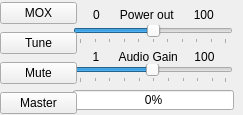
Before: the Qt Designer form trunk/src/QtRadio/ctl.ui in alexlee188/ghpsdr3-alex, drawn with Qt 5.
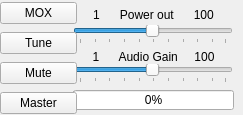
After: the same form once the commit is applied.

Commit message: Added TX power and swr meter.

Patch:
```diff
--- a/trunk/src/QtRadio/ctl.ui
+++ b/trunk/src/QtRadio/ctl.ui
@@ -34,6 +34,9 @@
    <property name="toolTip">
     <string>AM transmit power</string>
    </property>
+   <property name="minimum">
+    <number>1</number>
+   </property>
    <property name="maximum">
     <number>100</number>
    </property>
@@ -69,7 +72,7 @@
     </rect>
    </property>
    <property name="text">
-    <string>0      Power out      100</string>
+    <string>1      Power out      100</string>
    </property>
    <property name="alignment">
     <set>Qt::AlignCenter</set>
```
Left out of the diff: 2 changed lines with no effect on the pictures. The commit also changes 6 other files.
